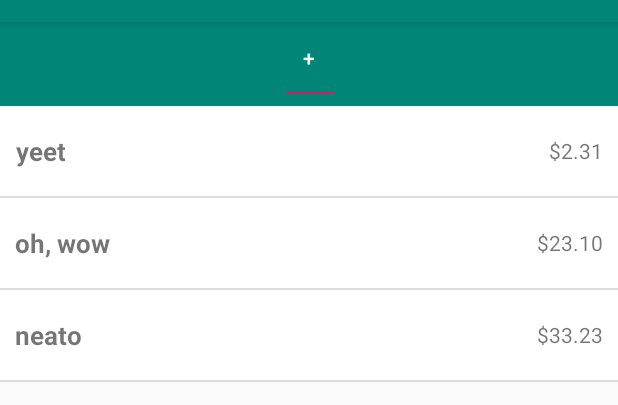
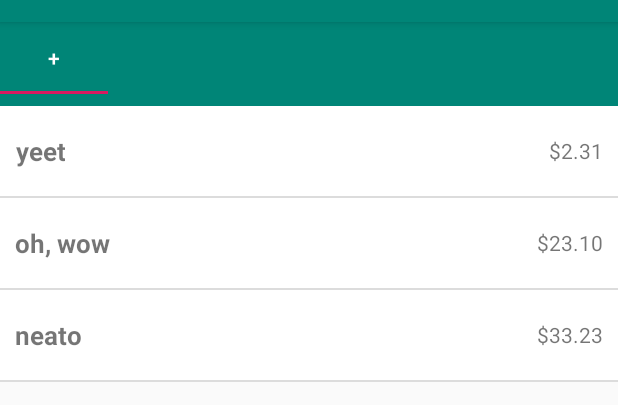
Before and after one commit to AmritHariharan/BillBreaker, an Android app: the AssignItemsActivity screen opened directly, with no data from a screen before it, on a phone screen of 412 x 824 dp, the part 62-467 px from its top. Run offline under Robolectric (Android 15) with nearby library versions, the phone set to English and light mode, and no system bars.

Commit message:
added scrolling tablayout

```diff
--- a/app/src/main/res/layout/activity_assign_items.xml
+++ b/app/src/main/res/layout/activity_assign_items.xml
@@ -1,7 +1,7 @@
 <?xml version="1.0" encoding="utf-8"?>
-<LinearLayout
-    xmlns:android="http://schemas.android.com/apk/res/android"
+<LinearLayout xmlns:android="http://schemas.android.com/apk/res/android"
     xmlns:tools="http://schemas.android.com/tools"
+    xmlns:app="http://schemas.android.com/apk/res-auto"
     android:id="@+id/assignLayout"
     android:theme="@style/AppTheme"
     android:layout_width="match_parent"
@@ -13,9 +13,11 @@
         android:id="@+id/tabLayout"
         android:layout_width="match_parent"
         android:layout_height="wrap_content"
+        android:layout_gravity="center_horizontal"
         android:background="@color/colorPrimary"
         android:minHeight="?attr/actionBarSize"
-        android:theme="@style/ThemeOverlay.AppCompat.Dark.ActionBar"/>
+        app:tabMode="scrollable"
+        android:theme="@style/ThemeOverlay.AppCompat.Dark.ActionBar" />
 
     <androidx.recyclerview.widget.RecyclerView
         android:id="@+id/recycler_view"
```
